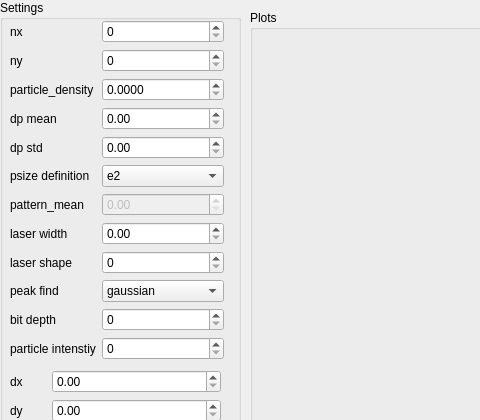
Above: synpivimage/gui/src/main.ui from matthiasprobst/synpivimage before the change; both pictures show x 0 to 480 and y 0 to 420 of the 1350 by 800 pixel window. Below: the same form after it.
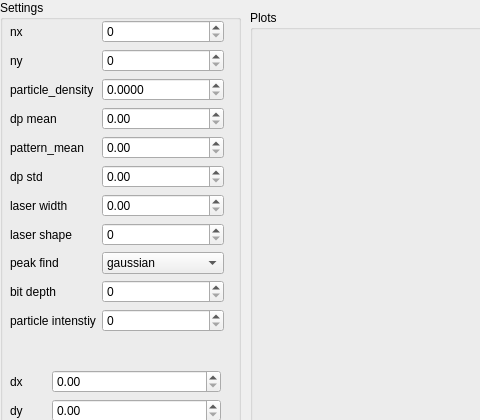
That is the form after the change.

Patch:
```diff
--- a/synpivimage/gui/src/main.ui
+++ b/synpivimage/gui/src/main.ui
@@ -255,63 +255,34 @@
       <item row="5" column="1">
        <widget class="QDoubleSpinBox" name="particle_size_std"/>
       </item>
-      <item row="6" column="0">
-       <widget class="QLabel" name="label_19">
-        <property name="toolTip">
-         <string>&lt;html&gt;&lt;head/&gt;&lt;body&gt;&lt;p&gt;Definition of what a image particle size is. All definitions are based on where a value of the gauss distribution is reached. &amp;quot;e2&amp;quot; is where the intensity reaches e-2. &amp;quot;I/2&amp;quot; uses half the intensity as the size definition, &amp;quot;2sigma&amp;quot; defines that the particle diameter is 2 sigma of the distribution.&lt;/p&gt;&lt;/body&gt;&lt;/html&gt;</string>
-        </property>
-        <property name="text">
-         <string>psize definition</string>
-        </property>
-       </widget>
-      </item>
-      <item row="6" column="1">
-       <widget class="QComboBox" name="particle_size_definition">
-        <item>
-         <property name="text">
-          <string>e2</string>
-         </property>
-        </item>
-        <item>
-         <property name="text">
-          <string>I2</string>
-         </property>
-        </item>
-        <item>
-         <property name="text">
-          <string>2sigma</string>
-         </property>
-        </item>
-       </widget>
-      </item>
-      <item row="8" column="0">
+      <item row="7" column="0">
        <widget class="QLabel" name="label_6">
         <property name="text">
          <string>laser width</string>
         </property>
        </widget>
       </item>
-      <item row="8" column="1">
+      <item row="7" column="1">
        <widget class="QDoubleSpinBox" name="laser_width"/>
       </item>
-      <item row="9" column="0">
+      <item row="8" column="0">
        <widget class="QLabel" name="label_7">
         <property name="text">
          <string>laser shape</string>
         </property>
        </widget>
       </item>
-      <item row="9" column="1">
+      <item row="8" column="1">
        <widget class="QSpinBox" name="laser_shape_factor"/>
       </item>
-      <item row="10" column="0">
+      <item row="9" column="0">
        <widget class="QLabel" name="label_12">
         <property name="text">
          <string>peak find</string>
         </property>
        </widget>
       </item>
-      <item row="10" column="1">
+      <item row="9" column="1">
        <widget class="QComboBox" name="peak_find">
         <item>
          <property name="text">
@@ -330,34 +301,27 @@
         </item>
        </widget>
       </item>
-      <item row="11" column="0">
+      <item row="10" column="0">
        <widget class="QLabel" name="label_13">
         <property name="text">
          <string>bit depth</string>
         </property>
        </widget>
       </item>
-      <item row="11" column="1">
+      <item row="10" column="1">
        <widget class="QSpinBox" name="bit_depth"/>
       </item>
-      <item row="12" column="0">
+      <item row="11" column="0">
        <widget class="QLabel" name="label_16">
         <property name="text">
          <string>particle intenstiy</string>
         </property>
        </widget>
       </item>
-      <item row="12" column="1">
+      <item row="11" column="1">
        <widget class="QSpinBox" name="particle_count"/>
       </item>
-      <item row="7" column="1">
-       <widget class="QDoubleSpinBox" name="pattern_mean">
-        <property name="enabled">
-         <bool>false</bool>
-        </property>
-       </widget>
-      </item>
-      <item row="7" column="0">
+      <item row="4" column="0">
        <widget class="QLabel" name="label_17">
         <property name="toolTip">
          <string>&lt;html&gt;&lt;head/&gt;&lt;body&gt;&lt;p&gt;Standard deviation of gaussian distribution used for particle image intensity.&lt;/p&gt;&lt;/body&gt;&lt;/html&gt;</string>
@@ -367,6 +331,13 @@
         </property>
        </widget>
       </item>
+      <item row="4" column="1">
+       <widget class="QDoubleSpinBox" name="sigma">
+        <property name="enabled">
+         <bool>true</bool>
+        </property>
+       </widget>
+      </item>
      </layout>
     </widget>
    </widget>
```
